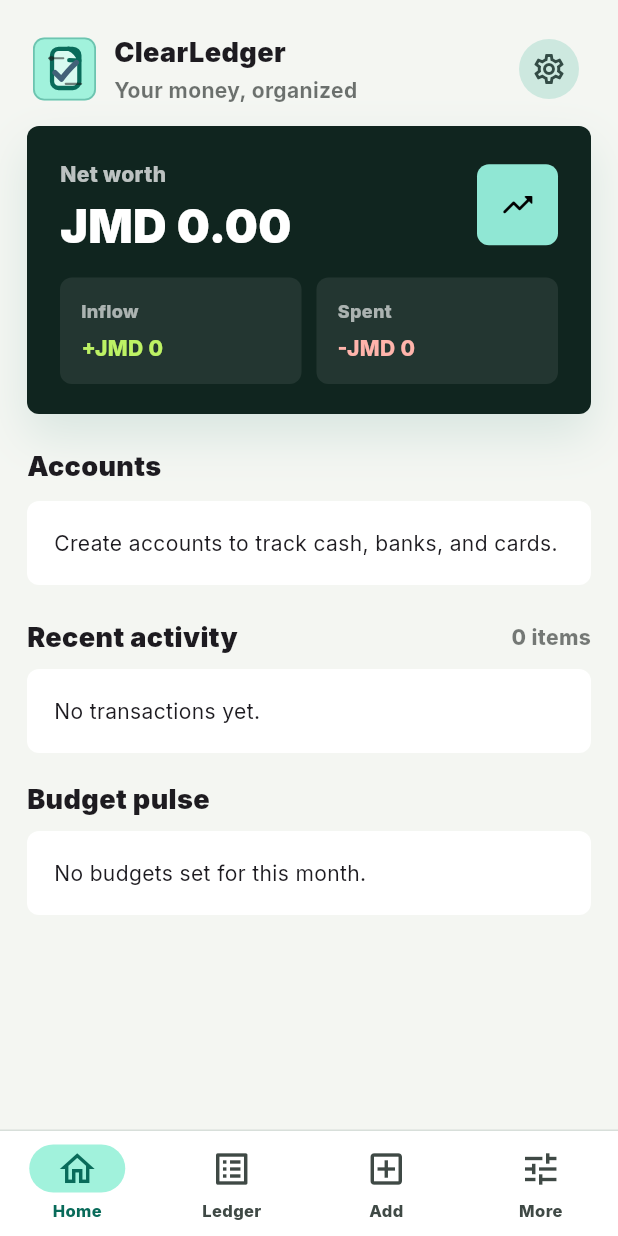
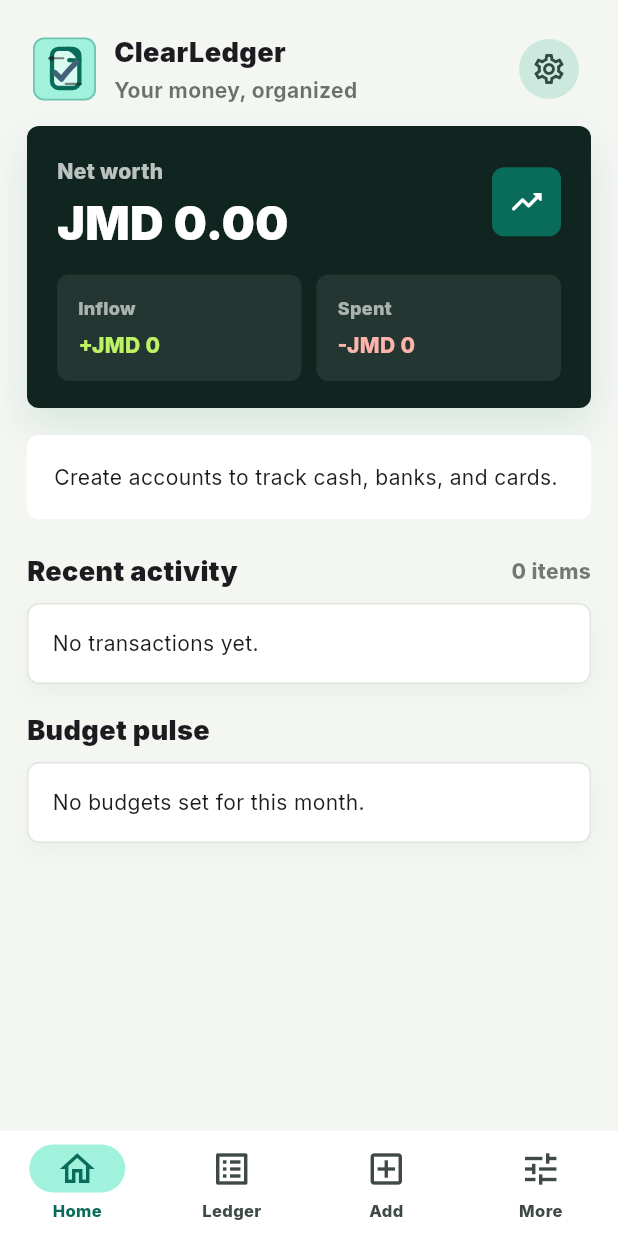
Before and after one commit to Shemarhn/ClearLedger, a Flutter app: the screen it shows once a user with an empty profile is signed in, on a phone screen of 412 x 824 dp. Run offline on Flutter 3.47's test engine with Material 3 defaults, Android fonts, the phone set to English and light mode, and no system bars; drawn by our look-alikes of dynamic_color; our stand-ins replace dio, firebase_core, firebase_messaging, fl_chart, flutter_local_notifications, google_fonts and 5 more; missing offline and left inert: google_mlkit_text_recognition; accounts and stored records are empty.

Commit message:
Revert "Bring dashboard closer to launch mockup"
This reverts commit bebe529b5e5179886aacb087f594660da651f394.

```diff
--- a/lib/screens/dashboard/dashboard_screen.dart
+++ b/lib/screens/dashboard/dashboard_screen.dart
@@ -90,9 +90,7 @@ class _DashboardScreenState extends State<DashboardScreen> {
                         }),
                         const SizedBox(height: 14),
                         _NetWorthCard(summary: _summary, spent: _totalSpent, income: _totalIncome),
-                        const SizedBox(height: 22),
-                        const SectionHeading(title: 'Accounts'),
-                        const SizedBox(height: 10),
+                        const SizedBox(height: 18),
                         _AccountStrip(accounts: _summary?.accounts ?? const []),
                         const SizedBox(height: 22),
                         SectionHeading(
@@ -101,14 +99,14 @@ class _DashboardScreenState extends State<DashboardScreen> {
                         ),
                         const SizedBox(height: 8),
                         if (_recent.isEmpty)
-                          const FinanceSurface(child: Text('No transactions yet.'))
+                          const FinanceCard(child: Text('No transactions yet.'))
                         else
                           ..._recent.map((tx) => TransactionTile(transaction: tx)),
                         const SizedBox(height: 18),
                         const SectionHeading(title: 'Budget pulse'),
                         const SizedBox(height: 8),
                         if (_budgets.isEmpty)
-                          const FinanceSurface(
+                          const FinanceCard(
                             child: Text('No budgets set for this month.'),
                           )
                         else
@@ -179,7 +177,7 @@ class _NetWorthCard extends StatelessWidget {
     final scheme = Theme.of(context).colorScheme;
     final balance = summary?.netWorth ?? income - spent;
     return FinanceHeroPanel(
-      padding: const EdgeInsets.fromLTRB(22, 22, 22, 20),
+      padding: const EdgeInsets.fromLTRB(20, 20, 20, 18),
       child: Column(
         crossAxisAlignment: CrossAxisAlignment.start,
         children: [
@@ -207,13 +205,13 @@ class _NetWorthCard extends StatelessWidget {
                 ),
               ),
               Container(
-                width: 54,
-                height: 54,
+                width: 46,
+                height: 46,
                 decoration: BoxDecoration(
-                  color: const Color(0xFF90E7D4),
+                  color: scheme.primary,
                   borderRadius: BorderRadius.circular(8),
                 ),
-                child: Icon(Icons.trending_up_rounded, color: scheme.scrim),
+                child: Icon(Icons.trending_up_rounded, color: scheme.onPrimary),
               ),
             ],
           ),
@@ -301,47 +299,33 @@ class _AccountStrip extends StatelessWidget {
     }
 
     return SizedBox(
-      height: 132,
+      height: 118,
       child: ListView.separated(
         scrollDirection: Axis.horizontal,
         itemCount: accounts.take(5).length,
-        separatorBuilder: (_, _) => const SizedBox(width: 14),
+        separatorBuilder: (_, _) => const SizedBox(width: 12),
         itemBuilder: (context, index) {
           final account = accounts[index];
-          final palette = _accountPalette(index);
           return SizedBox(
-            width: 214,
-            child: Container(
-              padding: const EdgeInsets.all(16),
-              decoration: BoxDecoration(
-                color: palette.background,
-                borderRadius: BorderRadius.circular(8),
-              ),
+            width: 208,
+            child: FinanceSurface(
+              padding: const EdgeInsets.all(14),
               child: Column(
                 crossAxisAlignment: CrossAxisAlignment.start,
                 children: [
                   Row(
                     children: [
-                      Container(
-                        width: 42,
-                        height: 42,
-                        decoration: BoxDecoration(
-                          color: palette.ink.withValues(alpha: 0.10),
-                          borderRadius: BorderRadius.circular(8),
-                        ),
-                        child: AppIconBadge(
-                          glyph: _glyphForAccount(account.type),
-                          color: palette.ink,
-                          size: 42,
-                        ),
-                      ),
+                      AppIconBadge(glyph: _glyphForAccount(account.type), size: 36),
                       const Spacer(),
                       Text(
                         account.currency.isNotEmpty
                             ? account.currency
                             : preferredCurrency,
                         style: TextStyle(
-                          color: palette.ink.withValues(alpha: 0.58),
+                          color: Theme.of(context)
+                              .colorScheme
+                              .onSurface
+                              .withValues(alpha: 0.56),
                           fontWeight: FontWeight.w900,
                           fontSize: 12,
                         ),
@@ -353,7 +337,7 @@ class _AccountStrip extends StatelessWidget {
                     account.name,
                     maxLines: 1,
                     overflow: TextOverflow.ellipsis,
-                    style: TextStyle(color: palette.ink, fontWeight: FontWeight.w900),
+                    style: const TextStyle(fontWeight: FontWeight.w800),
                   ),
                   const SizedBox(height: 4),
                   AmountText(
@@ -361,8 +345,8 @@ class _AccountStrip extends StatelessWidget {
                     currency: account.currency.isNotEmpty ? account.currency : preferredCurrency,
                     compact: true,
                     color: account.currentBalance < 0
-                        ? const Color(0xFFB4232F)
-                        : palette.ink,
+                        ? AppConstants.errorRed
+                        : Theme.of(context).colorScheme.onSurface,
                   ),
                 ],
               ),
@@ -388,24 +372,6 @@ class _AccountStrip extends StatelessWidget {
         return AppGlyph.accounts;
     }
   }
-
-  _AccountPalette _accountPalette(int index) {
-    const palettes = [
-      _AccountPalette(Color(0xFFE8F7EF), Color(0xFF10211D)),
-      _AccountPalette(Color(0xFFE4F4FF), Color(0xFF102235)),
-      _AccountPalette(Color(0xFFF2F3CC), Color(0xFF25250E)),
-      _AccountPalette(Color(0xFFF5E9FF), Color(0xFF251530)),
-      _AccountPalette(Color(0xFFFFEEE7), Color(0xFF331A10)),
-    ];
-    return palettes[index % palettes.length];
-  }
-}
-
-class _AccountPalette {
-  const _AccountPalette(this.background, this.ink);
-
-  final Color background;
-  final Color ink;
 }
 
 class _ErrorState extends StatelessWidget {
--- a/lib/screens/home/home_screen.dart
+++ b/lib/screens/home/home_screen.dart
@@ -28,24 +28,12 @@ class _HomeScreenState extends State<HomeScreen> {
 
   @override
   Widget build(BuildContext context) {
-    final scheme = Theme.of(context).colorScheme;
-    final dark = Theme.of(context).brightness == Brightness.dark;
     return Scaffold(
       key: _scaffoldKey,
       drawer: _AppDrawer(onOpenPage: _openPage),
       body: IndexedStack(index: _index, children: _screens),
-      bottomNavigationBar: Container(
-        decoration: BoxDecoration(
-          color: dark ? const Color(0xFF111715) : scheme.surfaceContainerLowest,
-          border: Border(
-            top: BorderSide(
-              color: dark ? Colors.white.withValues(alpha: 0.05) : scheme.outlineVariant,
-            ),
-          ),
-        ),
-        child: NavigationBar(
+      bottomNavigationBar: NavigationBar(
         selectedIndex: _index,
-          backgroundColor: Colors.transparent,
         destinations: const [
           NavigationDestination(icon: Icon(Icons.home_outlined), label: 'Home'),
           NavigationDestination(icon: Icon(Icons.list_alt_outlined), label: 'Ledger'),
@@ -59,7 +47,6 @@ class _HomeScreenState extends State<HomeScreen> {
           }
           setState(() => _index = value);
         },
-        ),
       ),
     );
   }
--- a/lib/widgets/dark_shell.dart
+++ b/lib/widgets/dark_shell.dart
@@ -17,14 +17,16 @@ class DarkShell extends StatelessWidget {
     final scheme = Theme.of(context).colorScheme;
     final dark = Theme.of(context).brightness == Brightness.dark;
     return Container(
-      decoration: BoxDecoration(color: scheme.surface),
+      decoration: BoxDecoration(
+        color: scheme.surface,
+      ),
       child: SafeArea(
         bottom: false,
         child: Stack(
           children: [
             Positioned.fill(
               child: ColoredBox(
-                color: dark ? const Color(0xFF080B0A) : const Color(0xFFF4F6F2),
+                color: dark ? const Color(0xFF0E1110) : const Color(0xFFF4F6F2),
               ),
             ),
             Align(
@@ -91,13 +93,13 @@ class FinanceHeroPanel extends StatelessWidget {
     return Container(
       width: double.infinity,
       decoration: BoxDecoration(
-        color: dark ? const Color(0xFF0D241F) : const Color(0xFF10251F),
+        color: dark ? const Color(0xFF10211D) : const Color(0xFF10251F),
         borderRadius: BorderRadius.circular(8),
         boxShadow: [
           BoxShadow(
-            color: scheme.primary.withValues(alpha: dark ? 0.16 : 0.12),
-            blurRadius: 26,
-            offset: const Offset(0, 14),
+            color: scheme.primary.withValues(alpha: dark ? 0.10 : 0.12),
+            blurRadius: 22,
+            offset: const Offset(0, 12),
           ),
         ],
       ),
```
Also changed, not shown: lib/widgets/transaction_tile.dart (+6 -20 lines). Lines whose indentation alone changed are shown as unchanged.
